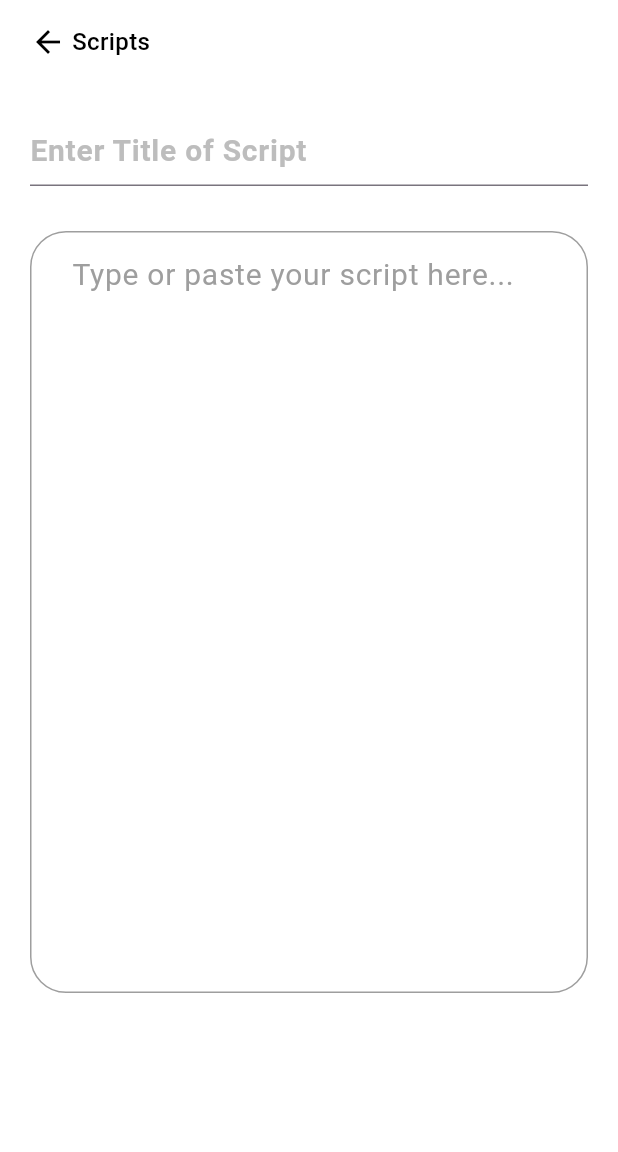
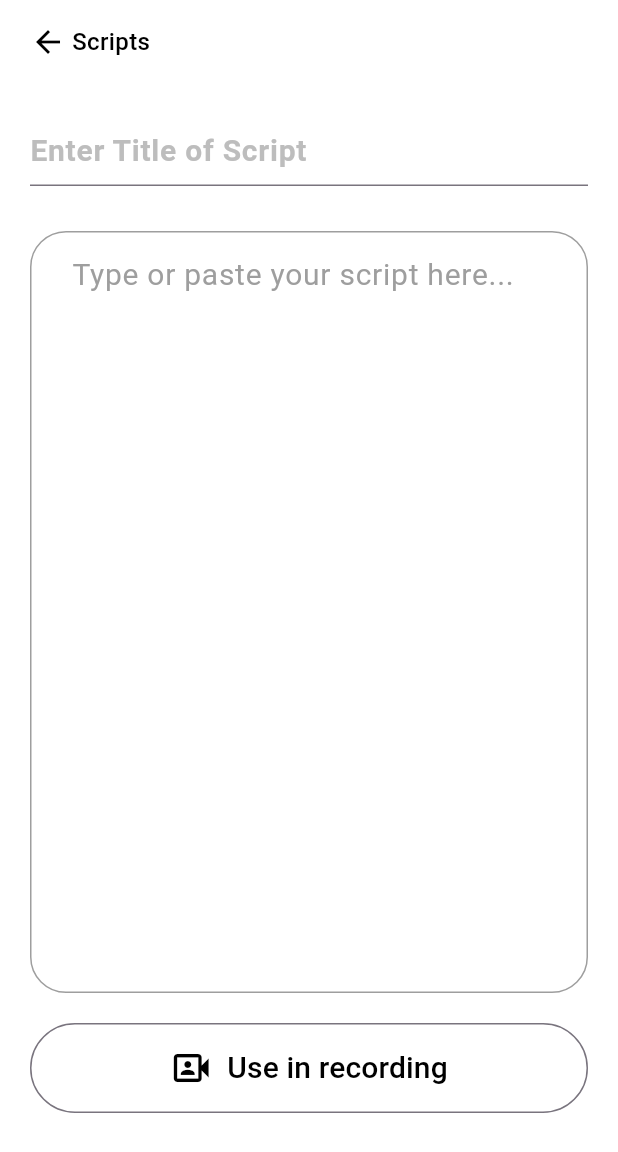
Before and after one commit to iftekar2/teleprompter_camera_app, a Flutter app: the Createscript screen opened directly, on a phone screen of 412 x 824 dp. Shown: the top 1152 px of the screen. Run offline on Flutter 3.47's test engine with Material 3 defaults, Android fonts, the phone set to English and light mode, and no system bars.

Commit message:
Create Script UI is ready

```diff
--- a/lib/components/CreateScript.dart
+++ b/lib/components/CreateScript.dart
@@ -1,4 +1,5 @@
 import 'package:flutter/material.dart';
+import 'package:flutter/services.dart';
 
 class Createscript extends StatelessWidget {
   const Createscript({super.key});
@@ -92,6 +93,32 @@ class Createscript extends StatelessWidget {
                   style: TextStyle(fontSize: 20, color: Colors.black),
                 ),
               ),
+
+              SizedBox(height: 20),
+              SizedBox(
+                height: 60,
+                child: OutlinedButton(
+                  onPressed: () {},
+
+                  child: Center(
+                    child: Row(
+                      mainAxisSize: MainAxisSize.min,
+                      children: [
+                        Icon(
+                          Icons.video_camera_front_outlined,
+                          size: 28,
+                          color: Colors.black,
+                        ),
+                        SizedBox(width: 10),
+                        Text(
+                          "Use in recording",
+                          style: TextStyle(fontSize: 20, color: Colors.black),
+                        ),
+                      ],
+                    ),
+                  ),
+                ),
+              ),
             ],
           ),
         ),
```
